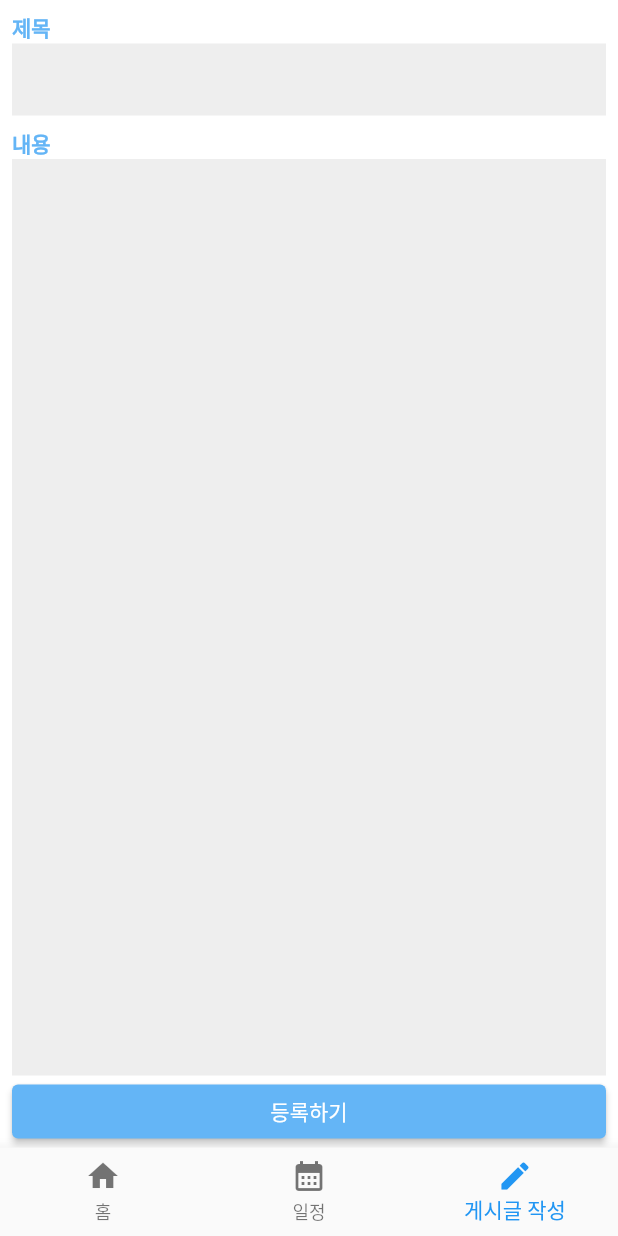
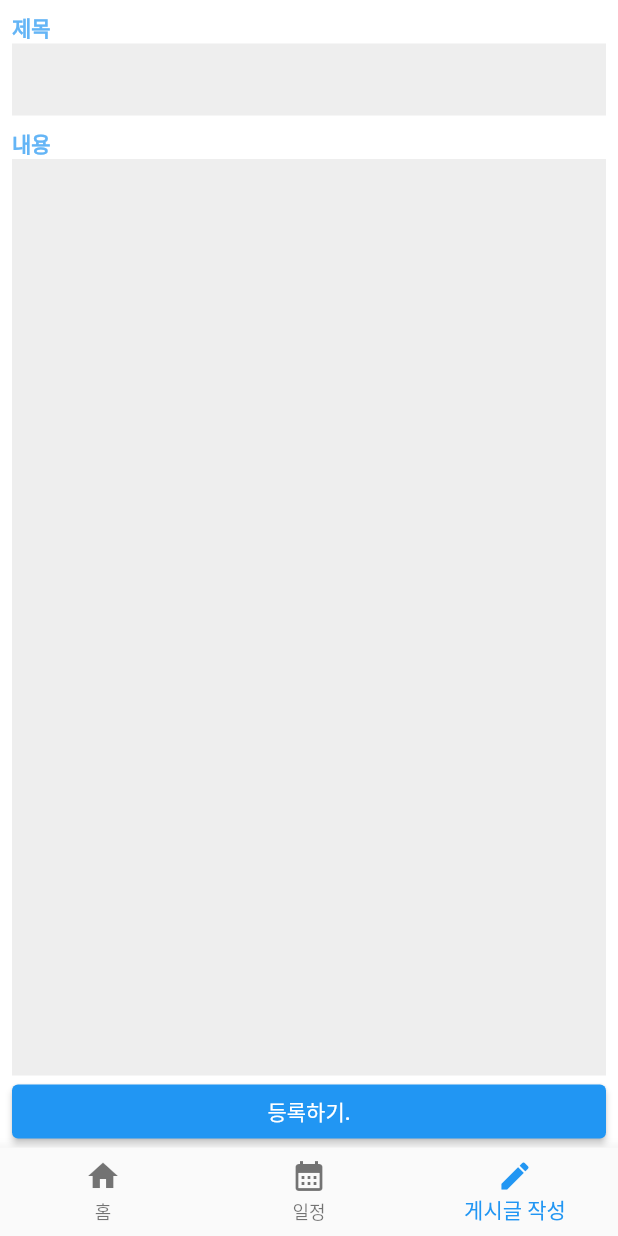
Before and after one commit to Parkeun12/Capston_project, a Flutter app: the screen it shows after launch, item 3 of the bottom bar chosen, on a phone screen of 412 x 824 dp. Run offline on Flutter 3.47's test engine with Material 2 defaults, Android fonts, the phone set to English and light mode, and no system bars; our stand-ins replace table_calendar.

Commit message:
게시글작성페이지 1-3

```diff
--- a/lib/screen/edit_screen.dart
+++ b/lib/screen/edit_screen.dart
@@ -50,9 +50,8 @@ class Edit extends StatelessWidget {
                 child: ElevatedButton(
                   onPressed: onSavePressed,
                   style: ElevatedButton.styleFrom(
-                    primary: BLUE_COLOR,
                   ),
-                  child: Text('등록하기'),
+                  child: Text('등록하기.'),
                 ),
               )
             ],
```
